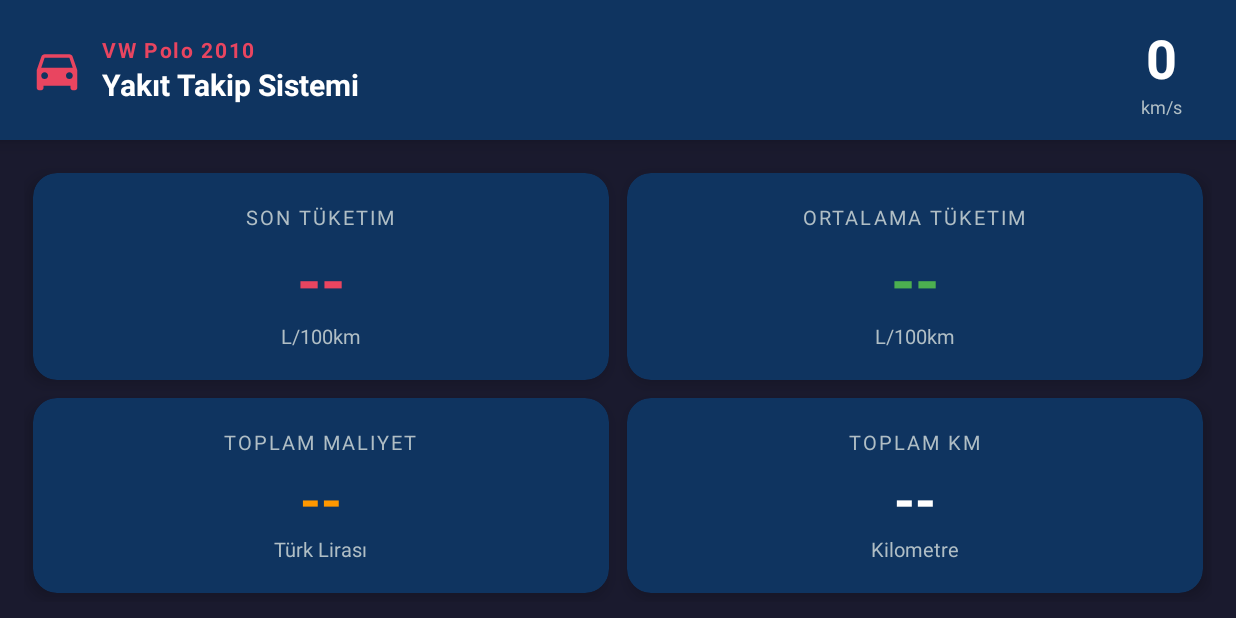
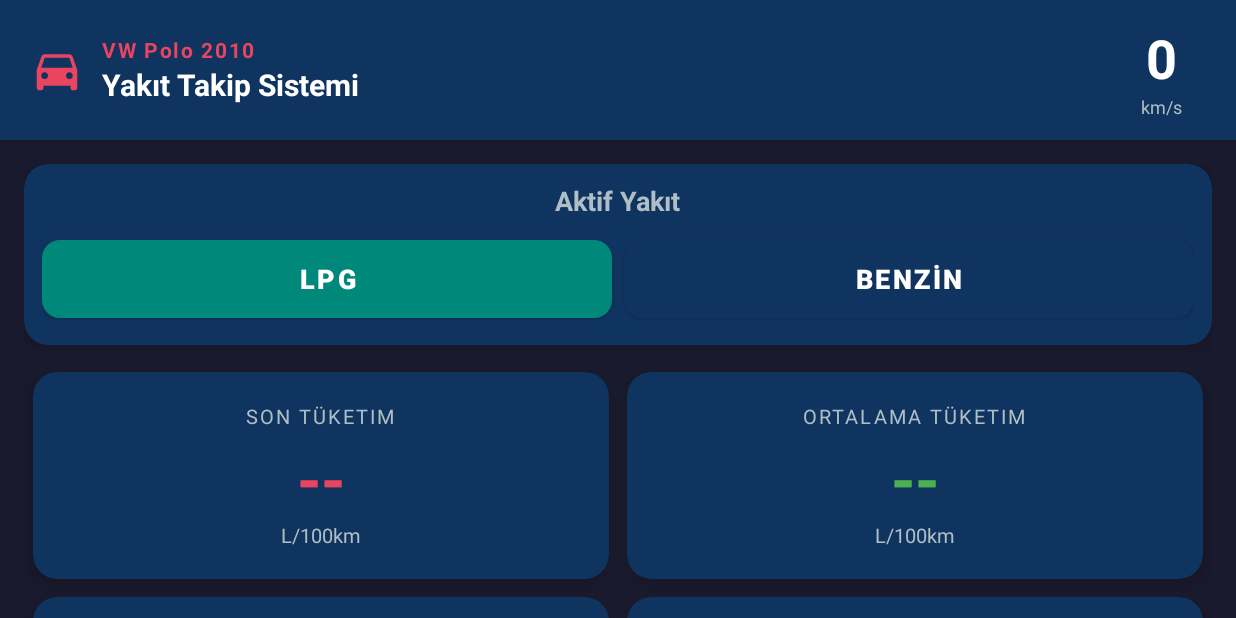
Before and after one commit to kayisyaparemin/Heart-Failure-Prediction-with-ML-, an Android app: the screen it shows after launch (MainActivity), on a phone screen of 824 x 412 dp (held sideways). Run offline under Robolectric (Android 15) with nearby library versions, the phone set to English and light mode, and no system bars; our stand-ins replace Room's generated code.

Commit message:
Add dual tank tracking and active fuel type toggle (partial)
- TripEntry: fuelType alanı eklendi
- FuelDatabase: versiyon 3, MIGRATION_2_3 ile trips.fuelType sütunu
- TripTrackingService: aktif yakıt tipi trip kaydına yansıtılıyor
- MainActivity: LPG/BENZİN toggle butonu eklendi (default LPG)
- activity_main.xml / item_trip.xml / strings.xml güncellendi

https://claude.ai/code/session_01PedDDiEHJeCdYHAN3g2j19

```diff
--- a/navisun-fuel-tracker/app/src/main/java/com/navisun/fueltracker/MainActivity.kt
+++ b/navisun-fuel-tracker/app/src/main/java/com/navisun/fueltracker/MainActivity.kt
@@ -28,6 +28,7 @@ class MainActivity : AppCompatActivity() {
     private val PREFS_NAME = "navisun_prefs"
     private val KEY_INITIAL_ODOMETER_SET = "initial_odometer_set"
     private val KEY_TRIP_RUNNING = "trip_running"
+    private val KEY_ACTIVE_FUEL_TYPE = "active_fuel_type"
     private val LOCATION_PERMISSION_REQUEST = 1001
 
     private val speedReceiver = object : BroadcastReceiver() {
@@ -46,6 +47,8 @@ class MainActivity : AppCompatActivity() {
         observeViewModel()
         checkInitialOdometer()
         restoreTripButtonState()
+        setupActiveFuelToggle()
+        restoreActiveFuelState()
     }
 
     override fun onResume() {
@@ -56,6 +59,7 @@ class MainActivity : AppCompatActivity() {
             IntentFilter(TripTrackingService.ACTION_SPEED_UPDATE)
         )
         restoreTripButtonState()
+        restoreActiveFuelState()
     }
 
     override fun onPause() {
@@ -227,6 +231,45 @@ class MainActivity : AppCompatActivity() {
         }
     }
 
+    private fun setupActiveFuelToggle() {
+        binding.btnFuelLpg.setOnClickListener {
+            setActiveFuelType("LPG")
+        }
+        binding.btnFuelBenzin.setOnClickListener {
+            setActiveFuelType("BENZİN")
+        }
+    }
+
+    private fun setActiveFuelType(fuelType: String) {
+        val prefs = getSharedPreferences(PREFS_NAME, Context.MODE_PRIVATE)
+        prefs.edit().putString(KEY_ACTIVE_FUEL_TYPE, fuelType).apply()
+        updateActiveFuelUI(fuelType)
+    }
+
+    private fun restoreActiveFuelState() {
+        val prefs = getSharedPreferences(PREFS_NAME, Context.MODE_PRIVATE)
+        val activeFuel = prefs.getString(KEY_ACTIVE_FUEL_TYPE, "LPG") ?: "LPG"
+        updateActiveFuelUI(activeFuel)
+    }
+
+    private fun updateActiveFuelUI(activeFuel: String) {
+        val tealColor = android.graphics.Color.parseColor("#00897b")
+        val amberColor = android.graphics.Color.parseColor("#f57c00")
+        val cardBgColor = ContextCompat.getColor(this, R.color.bg_card)
+
+        if (activeFuel == "LPG") {
+            binding.btnFuelLpg.backgroundTintList =
+                android.content.res.ColorStateList.valueOf(tealColor)
+            binding.btnFuelBenzin.backgroundTintList =
+                android.content.res.ColorStateList.valueOf(cardBgColor)
+        } else {
+            binding.btnFuelLpg.backgroundTintList =
+                android.content.res.ColorStateList.valueOf(cardBgColor)
+            binding.btnFuelBenzin.backgroundTintList =
+                android.content.res.ColorStateList.valueOf(amberColor)
+        }
+    }
+
     private fun observeViewModel() {
         viewModel.stats.observe(this) { stats ->
             if (stats.lastConsumption != null) {
--- a/navisun-fuel-tracker/app/src/main/java/com/navisun/fueltracker/data/FuelDatabase.kt
+++ b/navisun-fuel-tracker/app/src/main/java/com/navisun/fueltracker/data/FuelDatabase.kt
@@ -9,7 +9,7 @@ import androidx.sqlite.db.SupportSQLiteDatabase
 
 @Database(
     entities = [FuelEntry::class, TripEntry::class],
-    version = 2,
+    version = 3,
     exportSchema = false
 )
 abstract class FuelDatabase : RoomDatabase() {
@@ -41,6 +41,12 @@ abstract class FuelDatabase : RoomDatabase() {
             }
         }
 
+        val MIGRATION_2_3 = object : Migration(2, 3) {
+            override fun migrate(database: SupportSQLiteDatabase) {
+                database.execSQL("ALTER TABLE trips ADD COLUMN fuelType TEXT NOT NULL DEFAULT 'LPG'")
+            }
+        }
+
         fun getDatabase(context: Context): FuelDatabase {
             return INSTANCE ?: synchronized(this) {
                 val instance = Room.databaseBuilder(
@@ -48,7 +54,7 @@ abstract class FuelDatabase : RoomDatabase() {
                     FuelDatabase::class.java,
                     "fuel_tracker_database"
                 )
-                    .addMigrations(MIGRATION_1_2)
+                    .addMigrations(MIGRATION_1_2, MIGRATION_2_3)
                     .build()
                 INSTANCE = instance
                 instance
--- a/navisun-fuel-tracker/app/src/main/java/com/navisun/fueltracker/data/TripEntry.kt
+++ b/navisun-fuel-tracker/app/src/main/java/com/navisun/fueltracker/data/TripEntry.kt
@@ -16,5 +16,6 @@ data class TripEntry(
     val avgSpeedKmh: Double,
     val maxSpeedKmh: Double,
     val durationMinutes: Int,
-    val routePointsJson: String  // JSON: [[lat,lon],[lat,lon],...]
+    val routePointsJson: String,  // JSON: [[lat,lon],[lat,lon],...]
+    val fuelType: String = "LPG"  // active fuel type during this trip
 )
--- a/navisun-fuel-tracker/app/src/main/res/layout/activity_main.xml
+++ b/navisun-fuel-tracker/app/src/main/res/layout/activity_main.xml
@@ -98,6 +98,68 @@
             android:layout_height="wrap_content"
             android:orientation="vertical"
             android:padding="16dp">
+
+            <!-- Active Fuel Toggle Card -->
+            <androidx.cardview.widget.CardView
+                android:layout_width="match_parent"
+                android:layout_height="wrap_content"
+                android:layout_marginBottom="12dp"
+                app:cardBackgroundColor="@color/bg_card"
+                app:cardCornerRadius="16dp"
+                app:cardElevation="6dp">
+
+                <LinearLayout
+                    android:layout_width="match_parent"
+                    android:layout_height="wrap_content"
+                    android:orientation="vertical"
+                    android:padding="12dp">
+
+                    <TextView
+                        android:layout_width="wrap_content"
+                        android:layout_height="wrap_content"
+                        android:text="@string/active_fuel"
+                        android:textColor="@color/text_secondary"
+                        android:textSize="18sp"
+                        android:textStyle="bold"
+                        android:layout_gravity="center_horizontal"
+                        android:layout_marginBottom="8dp" />
+
+                    <LinearLayout
+                        android:layout_width="match_parent"
+                        android:layout_height="wrap_content"
+                        android:orientation="horizontal">
+
+                        <com.google.android.material.button.MaterialButton
+                            android:id="@+id/btn_fuel_lpg"
+                            android:layout_width="0dp"
+                            android:layout_height="64dp"
+                            android:layout_weight="1"
+                            android:layout_marginEnd="4dp"
+                            android:text="@string/lpg"
+                            android:textSize="18sp"
+                            android:textStyle="bold"
+                            android:textColor="@color/text_primary"
+                            app:backgroundTint="@color/bg_card"
+                            app:cornerRadius="12dp" />
+
+                        <com.google.android.material.button.MaterialButton
+                            android:id="@+id/btn_fuel_benzin"
+                            android:layout_width="0dp"
+                            android:layout_height="64dp"
+                            android:layout_weight="1"
+                            android:layout_marginStart="4dp"
+                            android:text="@string/benzin"
+                            android:textSize="18sp"
+                            android:textStyle="bold"
+                            android:textColor="@color/text_primary"
+                            app:backgroundTint="@color/bg_card"
+                            app:cornerRadius="12dp" />
+
+                    </LinearLayout>
+
+                </LinearLayout>
+
+            </androidx.cardview.widget.CardView>
 
             <!-- Stats Grid - 2x2 -->
             <GridLayout
--- a/navisun-fuel-tracker/app/src/main/res/values/strings.xml
+++ b/navisun-fuel-tracker/app/src/main/res/values/strings.xml
@@ -40,6 +40,12 @@
     <string name="fuel_type">Yakıt Tipi</string>
     <string name="fuel_type_benzin">BENZİN</string>
     <string name="fuel_type_lpg">LPG</string>
+    <string name="active_fuel">Aktif Yakıt</string>
+    <string name="lpg">LPG</string>
+    <string name="benzin">BENZİN</string>
+    <string name="lpg_tank">LPG Tankı</string>
+    <string name="benzin_tank">Benzin Tankı</string>
+    <string name="auto_start_note">Araç çalıştırıldığında otomatik başlar</string>
     <string name="cost_per_km">TL/km</string>
     <string name="cost_per_km_label">Maliyet / KM</string>
     <string name="distance_since_last">Son dolumdan bu yana km</string>
```
Also changed, not shown: navisun-fuel-tracker/app/src/main/java/com/navisun/fueltracker/service/TripTrackingService.kt (+7 -1 lines), navisun-fuel-tracker/app/src/main/res/layout/item_trip.xml (+28 -7 lines).
